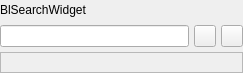
This is bulmages/bulmalib/src/blsearchwidgetbase.ui in eboladev/Bulmages-1 as Qt 5 draws it before an edit. The edited form follows.
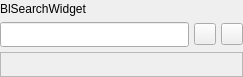
This is the edited form. Icons and pictures are not drawn.

What changed in the file:
```diff
--- a/bulmages/bulmalib/src/blsearchwidgetbase.ui
+++ b/bulmages/bulmalib/src/blsearchwidgetbase.ui
@@ -7,7 +7,7 @@
     <x>0</x>
     <y>0</y>
     <width>243</width>
-    <height>73</height>
+    <height>77</height>
    </rect>
   </property>
   <property name="focusPolicy">
@@ -37,7 +37,20 @@
     </widget>
    </item>
    <item row="1" column="0">
-    <widget class="QLineEdit" name="m_inputBusqueda"/>
+    <widget class="QLineEdit" name="m_inputBusqueda">
+     <property name="sizePolicy">
+      <sizepolicy hsizetype="Expanding" vsizetype="Preferred">
+       <horstretch>0</horstretch>
+       <verstretch>0</verstretch>
+      </sizepolicy>
+     </property>
+     <property name="minimumSize">
+      <size>
+       <width>0</width>
+       <height>25</height>
+      </size>
+     </property>
+    </widget>
    </item>
    <item row="1" column="1">
     <widget class="QToolButton" name="m_buscarWidget">
@@ -109,7 +122,7 @@
    <item row="2" column="0" colspan="3">
     <widget class="QLabel" name="m_textBusqueda">
      <property name="sizePolicy">
-      <sizepolicy hsizetype="Preferred" vsizetype="Fixed">
+      <sizepolicy hsizetype="Preferred" vsizetype="Preferred">
        <horstretch>0</horstretch>
        <verstretch>0</verstretch>
       </sizepolicy>
@@ -117,7 +130,7 @@
      <property name="minimumSize">
       <size>
        <width>0</width>
-       <height>21</height>
+       <height>25</height>
       </size>
      </property>
      <property name="frameShape">
```
